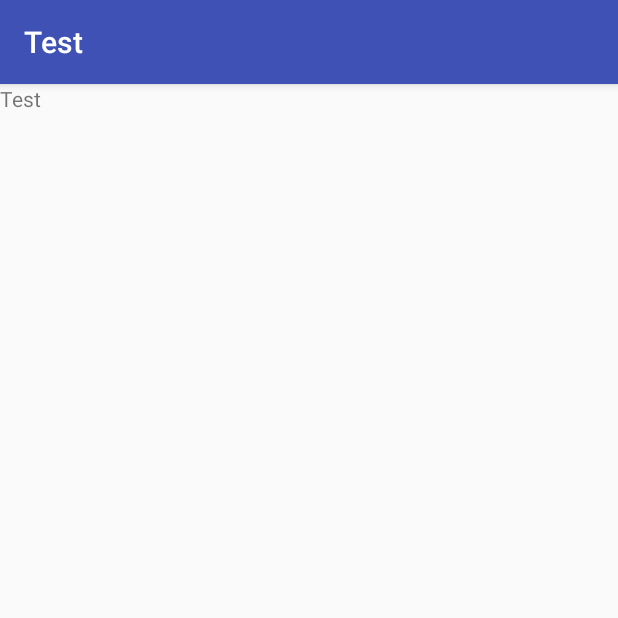
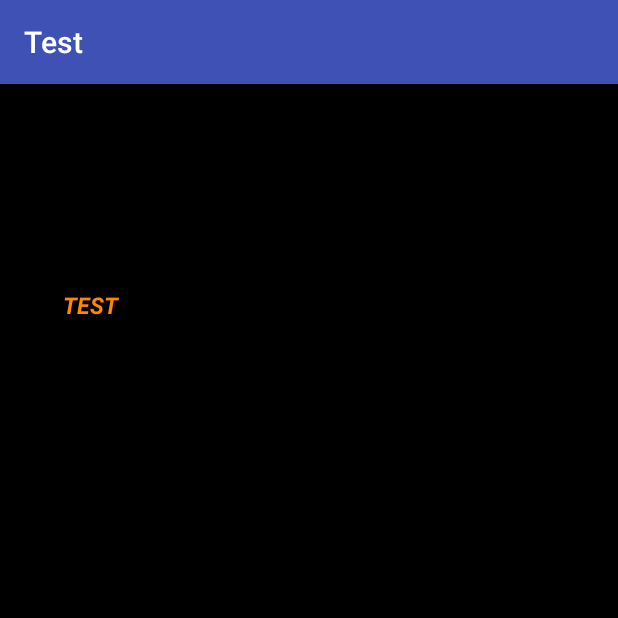
Before and after one commit to vinv1n/ACP, an Android app: the screen it shows after launch (MainActivity), on a phone screen of 412 x 824 dp, the top half of it. Run offline under Robolectric (Android 15) with nearby library versions, the phone set to English and light mode, and no system bars.

Commit message:
Updated visuals

```diff
--- a/app/src/main/res/layout/activity_main.xml
+++ b/app/src/main/res/layout/activity_main.xml
@@ -1,15 +1,33 @@
 <?xml version="1.0" encoding="utf-8"?>
 <android.support.constraint.ConstraintLayout xmlns:android="http://schemas.android.com/apk/res/android"
+    xmlns:app="http://schemas.android.com/apk/res-auto"
     xmlns:tools="http://schemas.android.com/tools"
     android:layout_width="match_parent"
     android:layout_height="match_parent"
+    android:background="@android:color/black"
     tools:context="com.example.vinvin.test.MainActivity">
 
     <TextView
         android:id="@+id/text_id"
         android:layout_width="368dp"
         android:layout_height="495dp"
+        android:layout_margin="0px"
+        android:layout_marginBottom="8dp"
+        android:layout_marginLeft="8dp"
+        android:textColor="@android:color/holo_orange_dark"
+        android:layout_marginRight="8dp"
+        android:layout_marginTop="8dp"
+        android:background="@android:color/black"
+        android:paddingLeft="20dp"
         android:text="@string/app_name"
-        tools:layout_editor_absoluteX="8dp"
-        tools:layout_editor_absoluteY="8dp" />
+        android:textAllCaps="true"
+        android:textColorHighlight="@android:color/holo_orange_dark"
+        android:textColorHint="@android:color/holo_orange_dark"
+        android:textIsSelectable="false"
+        android:textSize="15dp"
+        android:textStyle="bold|italic"
+        app:layout_constraintBottom_toBottomOf="parent"
+        app:layout_constraintLeft_toLeftOf="parent"
+        app:layout_constraintRight_toRightOf="parent"
+        app:layout_constraintTop_toTopOf="parent" />
 </android.support.constraint.ConstraintLayout>
--- a/app/src/main/res/values/colors.xml
+++ b/app/src/main/res/values/colors.xml
@@ -1,6 +1,6 @@
 <?xml version="1.0" encoding="utf-8"?>
 <resources>
     <color name="colorPrimary">#3F51B5</color>
-    <color name="colorPrimaryDark">#303F9F</color>
+    <color name="colorPrimaryDark">#303f9f</color>
     <color name="colorAccent">#ff4081</color>
 </resources>
```
Also changed, not shown: 8 other files.
